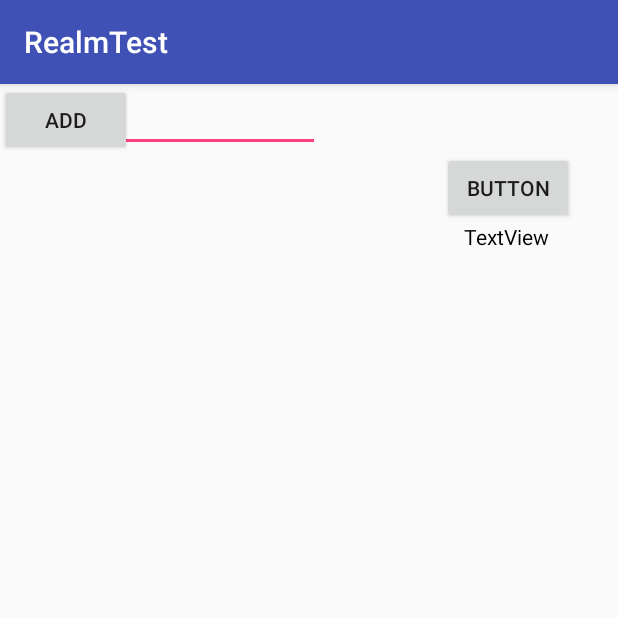
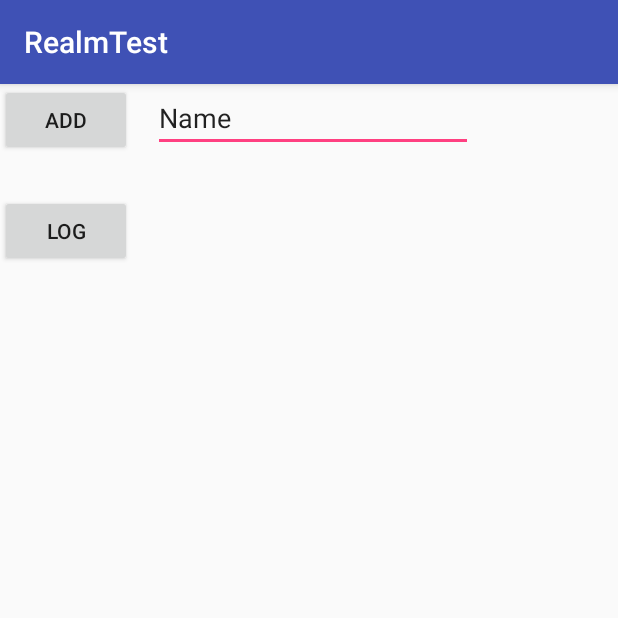
Before and after one commit to y-ogawara/RealmTest, an Android app: the screen it shows after launch (MainActivity), on a phone screen of 412 x 824 dp, the top half of it. Run offline under Robolectric (Android 15) with nearby library versions, the phone set to English and light mode, and no system bars; libraries missing offline, so code that uses them is left out: io.realm; 2 statements that could not run were skipped.

Commit message:
わかりやすくした

```diff
--- a/app/src/main/java/com/example/y_ogawara/realmtest/MainActivity.java
+++ b/app/src/main/java/com/example/y_ogawara/realmtest/MainActivity.java
@@ -13,37 +13,33 @@ import io.realm.RealmResults;
 
 public class MainActivity extends AppCompatActivity {
 
-    TextView text ;
     Realm realm;
     EditText editText;
     @Override
     protected void onCreate(Bundle savedInstanceState) {
         super.onCreate(savedInstanceState);
         setContentView(R.layout.activity_main);
-        text = (TextView) findViewById(R.id.textView);
+        // xmlとの関連付け
         editText = (EditText)findViewById(R.id.editText);
+
         //realmの初期化
-        realm.init(this);
         realm = Realm.getDefaultInstance();
-
-
-
     }
+    //Addボタンを押したときの処理
     public void add (View v){
         //トランザクション開始
         realm.beginTransaction();
-        //dbの準備
-        TestDB model;
-        model = realm.createObject(TestDB.class);
+        //インスタンスを生成
+        TestDB model = realm.createObject(TestDB.class);
 
-        //書き込みたいデータを作成
+        //書き込みたいデータをインスタンスに入れる
         model.setId(1);
         model.setName(editText.getText().toString());
 
-        //トランザクション終了
+        //トランザクション終了 (データを書き込む)
         realm.commitTransaction();
 
-/***
+/*
         // データを挿入する
         realm.executeTransaction(new Realm.Transaction(){
             @Override
@@ -53,22 +49,22 @@ public class MainActivity extends AppCompatActivity {
                 u.setId(25);
             }
         });
- ***/
+ */
 
 
     }
-    public void viewUpdate(View v){
+
+    //Logボタンをおした時
+    public void showlog(View v){
         //検索用のクエリ作成
         RealmQuery<TestDB> query = realm.where(TestDB.class);
 
 //        query.equalTo("name", "test");
 //        query.or().equalTo("id", 2);
 //        query.or().equalTo("id", 3);
-        //インスタンス生成し、その中にすべてのデータを入れる 配列で
+
+        //インスタンス生成し、その中にすべてのデータを入れる 今回なら全てのデータ
         RealmResults<TestDB> results = query.findAll();
-
-        //0番目を出力
-        text.setText(results.get(0).getName());
 
         //すべての値をログに出力
         for (TestDB test:results){
--- a/app/src/main/java/com/example/y_ogawara/realmtest/app.java
+++ b/app/src/main/java/com/example/y_ogawara/realmtest/app.java
@@ -3,16 +3,15 @@ package com.example.y_ogawara.realmtest;
 import android.app.Application;
 
 import io.realm.Realm;
-import io.realm.RealmConfiguration;
 
 /**
- * Created by y-ogawara on 17/06/02.
+ * Created by yuusuke on 2017/06/07.
  */
 
 public class app extends Application {
     @Override
     public void onCreate() {
         super.onCreate();
-
+        Realm.init(this);
     }
 }
--- a/app/src/main/res/layout/activity_main.xml
+++ b/app/src/main/res/layout/activity_main.xml
@@ -14,7 +14,12 @@
         android:inputType="textPersonName"
         android:text="Name"
         tools:layout_editor_absoluteX="83dp"
-        tools:layout_editor_absoluteY="81dp" />
+        tools:layout_editor_absoluteY="81dp"
+        android:layout_alignParentTop="true"
+        android:layout_toRightOf="@+id/button"
+        android:layout_toEndOf="@+id/button"
+        android:layout_marginLeft="14dp"
+        android:layout_marginStart="14dp" />
 
     <Button
         android:id="@+id/button"
@@ -25,30 +30,14 @@
         tools:layout_editor_absoluteX="148dp"
         tools:layout_editor_absoluteY="145dp" />
 
-    <TextView
-        android:id="@+id/textView"
-        android:layout_width="wrap_content"
-        android:layout_height="wrap_content"
-        android:text="TextView"
-        android:textColor="#000"
-        tools:layout_editor_absoluteX="162dp"
-        tools:layout_editor_absoluteY="306dp"
-        android:layout_marginRight="46dp"
-        android:layout_marginEnd="46dp"
-        android:layout_below="@+id/button"
-        android:layout_alignParentRight="true"
-        android:layout_alignParentEnd="true"
-        android:layout_marginTop="44dp" />
-
     <Button
         android:id="@+id/button2"
         android:layout_width="wrap_content"
         android:layout_height="wrap_content"
-        android:layout_alignParentEnd="true"
-        android:layout_alignParentRight="true"
-        android:layout_below="@+id/editText"
-        android:layout_marginEnd="29dp"
-        android:layout_marginRight="29dp"
         android:onClick="viewUpdate"
-        android:text="Button" />
+        android:text="Log"
+        android:layout_below="@+id/button"
+        android:layout_alignParentLeft="true"
+        android:layout_alignParentStart="true"
+        android:layout_marginTop="26dp" />
 </RelativeLayout>
```
